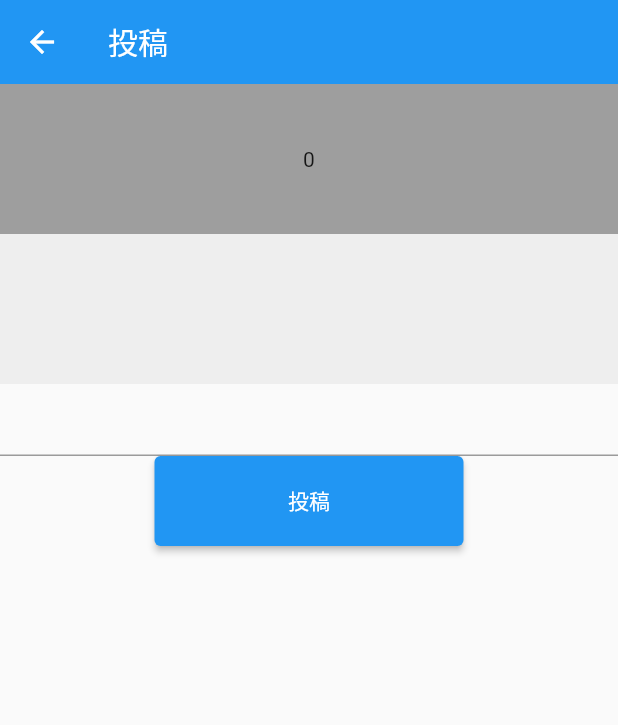
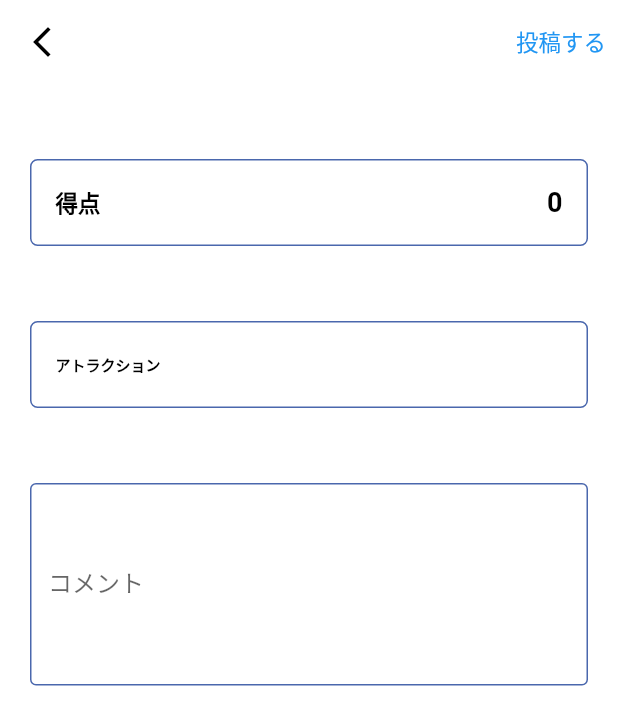
Before and after one commit to iseruuuuu/disney_app, a Flutter app: the PostScreen screen opened directly, on a phone screen of 412 x 824 dp. Shown: the top 725 px of the screen. Run offline on Flutter 3.47's test engine with Material 2 defaults, Android fonts, the phone set to English and light mode, and no system bars; our stand-ins replace cloud_firestore, firebase_auth, firebase_core, firebase_storage, image_picker; missing offline and left inert: flutter_picker; accounts and stored records are empty.

Commit message:
add1.0: デザインを一新する（Post Screen）

```diff
--- a/lib/screen/post/component/attraction_picker.dart
+++ b/lib/screen/post/component/attraction_picker.dart
@@ -12,14 +12,36 @@ class AttractionPicker extends StatelessWidget {
 
   @override
   Widget build(BuildContext context) {
-    return GestureDetector(
-      onTap: onTap,
-      child: Container(
-        width: double.infinity,
-        height: 100,
-        color: Colors.grey.shade200,
-        child: Center(
-          child: Text(attractionName),
+    return Padding(
+      padding: const EdgeInsets.only(right: 20, left: 20, top: 50, bottom: 50),
+      child: ListTile(
+        onTap: onTap,
+        shape: RoundedRectangleBorder(
+          side: const BorderSide(color: Color(0xFF4A67AD)),
+          borderRadius: BorderRadius.circular(5),
+        ),
+        tileColor: Colors.white,
+        title: const Text(
+          'アトラクション',
+          style: TextStyle(
+            fontWeight: FontWeight.bold,
+            fontSize: 10,
+            color: Colors.black,
+          ),
+        ),
+        trailing: SizedBox(
+          width: MediaQuery.of(context).size.width - 160,
+          child: Text(
+            //TODO テキストの全て出したい
+            attractionName,
+            style: const TextStyle(
+              fontWeight: FontWeight.bold,
+              fontSize: 12,
+              color: Colors.black,
+            ),
+            textAlign: TextAlign.end,
+            overflow: TextOverflow.ellipsis,
+          ),
         ),
       ),
     );
--- a/lib/screen/post/component/comment_text_field.dart
+++ b/lib/screen/post/component/comment_text_field.dart
@@ -10,8 +10,28 @@ class CommentTextField extends StatelessWidget {
 
   @override
   Widget build(BuildContext context) {
-    return TextField(
-      controller: controller,
+    return Padding(
+      padding: const EdgeInsets.symmetric(horizontal: 20),
+      child: TextField(
+        controller: controller,
+        maxLines: 5,
+        decoration: const InputDecoration(
+          focusedBorder: OutlineInputBorder(
+            borderSide: BorderSide(
+              color: Color(0xFF4A67AD),
+            ),
+          ),
+          enabledBorder: OutlineInputBorder(
+            borderSide: BorderSide(
+              color: Color(0xFF4A67AD),
+            ),
+          ),
+          labelText: 'コメント',
+          filled: true,
+          fillColor: Colors.white,
+          border: InputBorder.none,
+        ),
+      ),
     );
   }
 }
--- a/lib/screen/post/component/post_button.dart
+++ /dev/null
@@ -1,23 +0,0 @@
-import 'package:flutter/material.dart';
-
-class PostButton extends StatelessWidget {
-  const PostButton({
-    Key? key,
-    required this.onPressed,
-  }) : super(key: key);
-
-  final Function() onPressed;
-
-  @override
-  Widget build(BuildContext context) {
-    return SizedBox(
-      width: MediaQuery.of(context).size.width / 2,
-      height: 60,
-      child: ElevatedButton(
-        style: ElevatedButton.styleFrom(),
-        onPressed: onPressed,
-        child: const Text('投稿'),
-      ),
-    );
-  }
-}
--- a/lib/screen/post/component/rank_picker.dart
+++ b/lib/screen/post/component/rank_picker.dart
@@ -12,14 +12,35 @@ class RankPicker extends StatelessWidget {
 
   @override
   Widget build(BuildContext context) {
-    return GestureDetector(
-      onTap: onTap,
-      child: Container(
-        width: double.infinity,
-        height: 100,
-        color: Colors.grey,
-        child: Center(
-          child: Text(rank),
+    return Padding(
+      padding: const EdgeInsets.only(right: 20, left: 20, top: 50),
+      child: ListTile(
+        onTap: onTap,
+        shape: RoundedRectangleBorder(
+          side: const BorderSide(color: Color(0xFF4A67AD)),
+          borderRadius: BorderRadius.circular(5),
+        ),
+        tileColor: Colors.white,
+        title: const Text(
+          '得点',
+          style: TextStyle(
+            fontWeight: FontWeight.bold,
+            fontSize: 15,
+            color: Colors.black,
+          ),
+        ),
+        trailing: SizedBox(
+          width: MediaQuery.of(context).size.width - 160,
+          child: Text(
+            rank,
+            style: const TextStyle(
+              fontWeight: FontWeight.bold,
+              fontSize: 18,
+              color: Colors.black,
+            ),
+            textAlign: TextAlign.end,
+            overflow: TextOverflow.ellipsis,
+          ),
         ),
       ),
     );
--- a/lib/screen/post/post_screen.dart
+++ b/lib/screen/post/post_screen.dart
@@ -3,7 +3,6 @@ import 'package:disney_app/constants/attraction.dart';
 import 'package:disney_app/model/post.dart';
 import 'package:disney_app/screen/post/component/attraction_picker.dart';
 import 'package:disney_app/screen/post/component/comment_text_field.dart';
-import 'package:disney_app/screen/post/component/post_button.dart';
 import 'package:disney_app/screen/post/component/rank_picker.dart';
 import 'package:disney_app/utils/authentication.dart';
 import 'package:disney_app/utils/firestore/posts_firestore.dart';
@@ -75,9 +74,29 @@ class _PostScreenState extends State<PostScreen> {
   @override
   Widget build(BuildContext context) {
     return Scaffold(
+      backgroundColor: Colors.white,
       appBar: AppBar(
+        backgroundColor: Colors.white,
         title: const Text('投稿'),
         elevation: 0,
+        actions: [
+          TextButton(
+            onPressed: post,
+            child: const Text(
+              '投稿する',
+              style: TextStyle(fontSize: 15),
+            ),
+          ),
+        ],
+        leading: IconButton(
+          onPressed: () {
+            Navigator.pop(context);
+          },
+          icon: const Icon(
+            Icons.arrow_back_ios_new,
+            color: Colors.black,
+          ),
+        ),
       ),
       body: Column(
         children: [
@@ -90,7 +109,7 @@ class _PostScreenState extends State<PostScreen> {
             attractionName: attractionName,
           ),
           CommentTextField(controller: controller),
-          PostButton(onPressed: post),
+          const Spacer(),
         ],
       ),
     );
```
